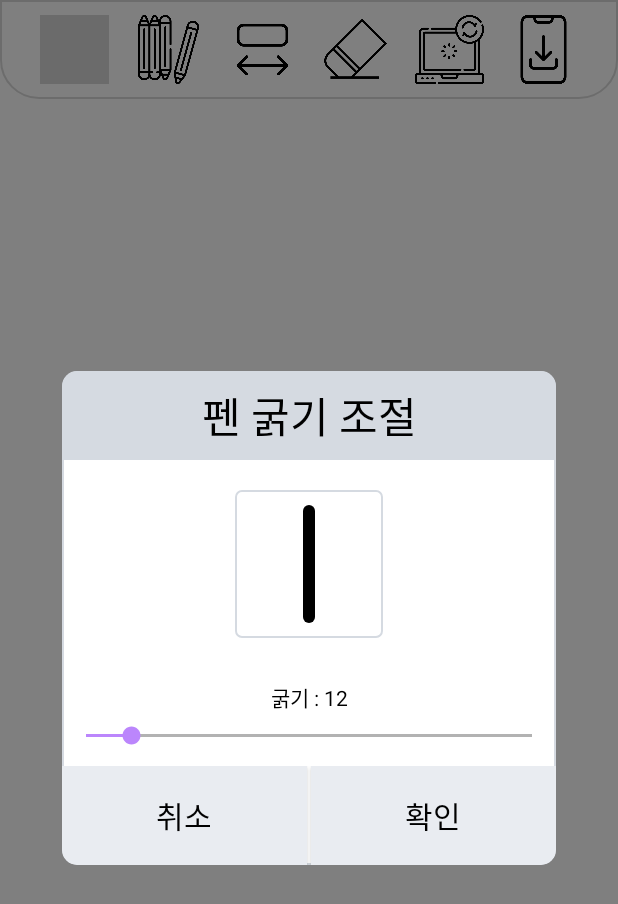
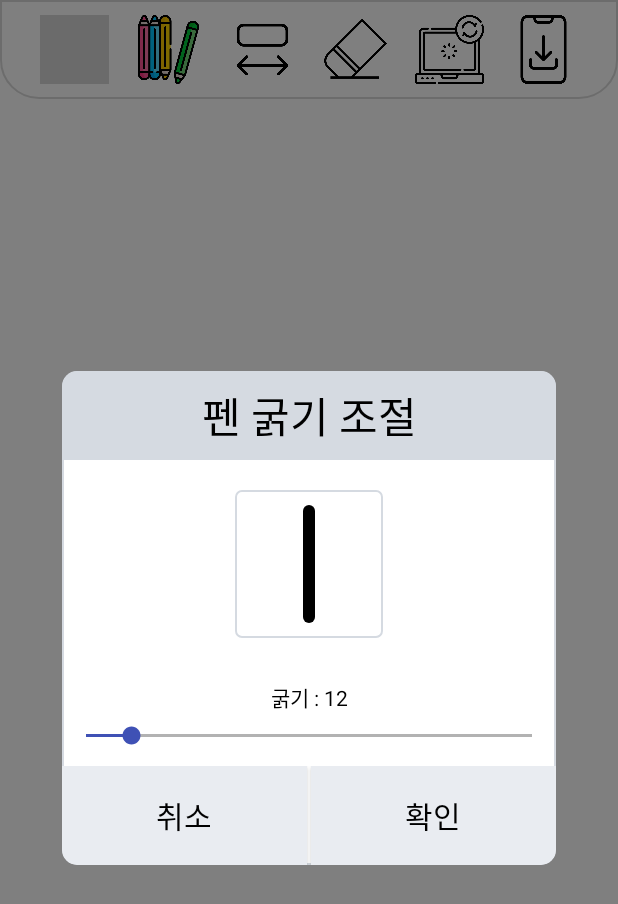
Before and after one commit to twaun95/Signature, an Android app: the screen it shows after launch (MainActivity), after a tap on an icon or button, on a phone screen of 412 x 824 dp. Shown: the top 904 px of the screen. Run offline under Robolectric (Android 15) with nearby library versions, the phone set to English and light mode, and no system bars; our stand-ins replace data binding; 2 other taps on this screen came first.

Commit message:
컨트롤바 상태에 따른 아이콘

```diff
--- /dev/null
+++ b/app/src/main/java/com/twaun95/signature/presentation/model/ToggledState.kt
@@ -0,0 +1,8 @@
+package com.twaun95.signature.presentation.model
+
+enum class ToggledState {
+    IDLE,
+    BACKGROUND_COLOR,
+    PEN_COLOR,
+    ERASER
+}
--- a/app/src/main/java/com/twaun95/signature/presentation/ui/main/MainActivityViewModel.kt
+++ b/app/src/main/java/com/twaun95/signature/presentation/ui/main/MainActivityViewModel.kt
@@ -2,12 +2,12 @@ package com.twaun95.signature.presentation.ui.main
 
 import androidx.lifecycle.MutableLiveData
 import androidx.lifecycle.ViewModel
+import com.twaun95.signature.presentation.model.ToggledState
 
 class MainActivityViewModel : ViewModel() {
+    val toggledState by lazy { MutableLiveData(ToggledState.IDLE) }
 
-    val isErasingMode by lazy { MutableLiveData(false) }
-
-    fun toggleEraser() {
-        isErasingMode.value = isErasingMode.value == false
+    fun toggle(state: ToggledState) {
+        toggledState.value = state
     }
 }
--- a/app/src/main/java/com/twaun95/signature/presentation/utils/ImageSaveHandler.kt
+++ b/app/src/main/java/com/twaun95/signature/presentation/utils/ImageSaveHandler.kt
@@ -10,7 +10,7 @@ import android.os.Environment
 import androidx.appcompat.app.AppCompatActivity
 import androidx.core.app.ActivityCompat
 import androidx.core.content.ContextCompat
-import com.twaun95.signature.presentation.utils.toast.Toast
+import com.twaun95.signature.presentation.utils.toast.CustomToast
 import java.io.File
 import java.io.FileOutputStream
 
@@ -47,14 +47,14 @@ object ImageSaveHandler {
                         Uri.parse("file://" + Environment.getExternalStorageDirectory())
                     )
                 )
-                Toast.show(context, MESSAGE_SUCCESS)
+                CustomToast.show(context, MESSAGE_SUCCESS)
                 return
             } catch (e: Exception) {
                 e.printStackTrace()
             }
         }
 
-        Toast.show(context, MESSAGE_FAIL)
+        CustomToast.show(context, MESSAGE_FAIL)
     }
 
     fun checkPermission(activity: AppCompatActivity, permission: String): Boolean {
--- a/app/src/main/java/com/twaun95/signature/presentation/utils/dialog/WidthPickerDialog.kt
+++ b/app/src/main/java/com/twaun95/signature/presentation/utils/dialog/WidthPickerDialog.kt
@@ -9,9 +9,9 @@ import com.twaun95.signature.presentation.extensions.setOnSingleClickListener
 class WidthPickerDialog(
     private val currentWidth: Float,
     private val currentColor: Int,
+    private var onDismissListener: (()->Unit)? = null,
     private var listener: WidthPickerListener
 ) : BaseDialog<FragmentDialogPenWidthBinding>(R.layout.fragment_dialog_pen_width){
-
 
     private var penWidth = currentWidth
 
@@ -29,6 +29,19 @@ class WidthPickerDialog(
 
     override fun setEvent() {
         super.setEvent()
+        binding.layoutRoot.setOnSingleClickListener {
+            onDismissListener?.invoke()
+            dismiss()
+        }
+        binding.btnCancel.setOnSingleClickListener {
+            onDismissListener?.invoke()
+            dismiss()
+        }
+        binding.btnComplete.setOnSingleClickListener {
+            onDismissListener?.invoke()
+            listener.setWidth(penWidth)
+            dismiss()
+        }
 
         binding.seekBar.apply {
             setOnSeekBarChangeListener(object : SeekBar.OnSeekBarChangeListener{
@@ -37,36 +50,25 @@ class WidthPickerDialog(
                     binding.preViewPen.onWidthChanged(progress)
                 }
 
-                override fun onStartTrackingTouch(seekBar: SeekBar?) {
-                }
+                override fun onStartTrackingTouch(seekBar: SeekBar?) {}
 
                 override fun onStopTrackingTouch(seekBar: SeekBar) {
                     penWidth =  seekBar.progress.toFloat()
                 }
             })
         }
-
-
-        binding.btnCancel.setOnSingleClickListener {
-            dismiss()
-        }
-        binding.btnComplete.setOnSingleClickListener {
-            listener.setWidth(penWidth)
-            dismiss()
-        }
     }
 
     companion object {
-
         private const val TAG = "WidthPickerDialog"
-
         fun show(
             fragmentManager: FragmentManager,
             currentWidth: Float,
             currentColor: Int,
+            onDismissListener: (()->Unit)? = null,
             listener: WidthPickerListener
         ) {
-            return WidthPickerDialog(currentWidth, currentColor, listener)
+            return WidthPickerDialog(currentWidth, currentColor, onDismissListener, listener)
                 .show(fragmentManager, TAG)
         }
     }
--- a/app/src/main/java/com/twaun95/signature/presentation/utils/toast/Toast.kt
+++ b/app/src/main/java/com/twaun95/signature/presentation/utils/toast/CustomToast.kt
@@ -9,7 +9,7 @@ import com.twaun95.signature.R
 import com.twaun95.signature.databinding.ViewToastBinding
 import com.twaun95.signature.presentation.extensions.toPx
 
-object Toast {
+object CustomToast {
 
     fun show(context: Context, message: String, toastDuration : Int = Toast.LENGTH_SHORT) {
         val binding: ViewToastBinding =
--- a/app/src/main/res/drawable/background_toast.xml
+++ b/app/src/main/res/drawable/background_toast.xml
@@ -1,6 +1,6 @@
 <?xml version="1.0" encoding="utf-8"?>
 <shape android:shape="rectangle" xmlns:android="http://schemas.android.com/apk/res/android">
     <solid android:color="@color/toast_background"/>
-    <stroke android:color="@color/toast_border" android:width="1dp"/>
+    <stroke android:color="@color/primary" android:width="1dp"/>
     <corners android:radius="50dp"/>
 </shape>
--- a/app/src/main/res/layout/activity_main.xml
+++ b/app/src/main/res/layout/activity_main.xml
@@ -10,6 +10,8 @@
             type="com.twaun95.signature.presentation.ui.main.MainActivityViewModel" />
 
         <import type="com.twaun95.signature.presentation.utils.drawable.DrawableStateHandler" />
+
+        <import type="com.twaun95.signature.presentation.model.ToggledState" />
     </data>
 
     <androidx.constraintlayout.widget.ConstraintLayout
@@ -40,11 +42,12 @@
             app:layout_constraintStart_toStartOf="parent"
             app:layout_constraintTop_toTopOf="parent">
 
-            <androidx.appcompat.widget.AppCompatButton
+            <androidx.appcompat.widget.AppCompatRadioButton
                 android:id="@+id/button_update_background"
                 android:layout_width="0dp"
                 android:layout_height="0dp"
-                android:background="@{DrawableStateHandler.INSTANCE.getPressedDrawable(@drawable/update_background_default, @drawable/update_background_pressed)}"
+                android:background="@{DrawableStateHandler.INSTANCE.getCheckDrawable(@drawable/update_background_default, @drawable/update_background_pressed)}"
+                android:checked="@{viewModel.toggledState==ToggledState.BACKGROUND_COLOR}"
                 app:layout_constraintBottom_toBottomOf="parent"
                 app:layout_constraintDimensionRatio="1"
                 app:layout_constraintEnd_toStartOf="@+id/button_update_pen_color"
@@ -53,11 +56,12 @@
                 app:layout_constraintTop_toTopOf="parent"
                 tools:background="@drawable/update_background_default" />
 
-            <androidx.appcompat.widget.AppCompatButton
+            <androidx.appcompat.widget.AppCompatRadioButton
                 android:id="@+id/button_update_pen_color"
                 android:layout_width="0dp"
                 android:layout_height="0dp"
-                android:background="@{DrawableStateHandler.INSTANCE.getPressedDrawable(@drawable/update_pen_color_default, @drawable/update_pen_color_checked)}"
+                android:background="@{DrawableStateHandler.INSTANCE.getCheckDrawable(@drawable/update_pen_color_default, @drawable/update_pen_color_checked)}"
+                android:checked="@{viewModel.toggledState==ToggledState.PEN_COLOR}"
                 app:layout_constraintBottom_toBottomOf="parent"
                 app:layout_constraintDimensionRatio="W, 1"
                 app:layout_constraintEnd_toStartOf="@+id/button_update_width"
@@ -78,11 +82,12 @@
                 app:layout_constraintStart_toEndOf="@+id/button_update_pen_color"
                 app:layout_constraintTop_toTopOf="parent" />
 
-            <androidx.appcompat.widget.AppCompatButton
+            <androidx.appcompat.widget.AppCompatRadioButton
                 android:id="@+id/button_eraser"
                 android:layout_width="0dp"
                 android:layout_height="0dp"
-                android:background="@{DrawableStateHandler.INSTANCE.getPressedDrawable(@drawable/eraser_off, @drawable/eraser_on)}"
+                android:background="@{DrawableStateHandler.INSTANCE.getCheckDrawable(@drawable/eraser_off, @drawable/eraser_on)}"
+                android:checked="@{viewModel.toggledState==ToggledState.ERASER}"
                 app:layout_constraintBottom_toBottomOf="parent"
                 app:layout_constraintDimensionRatio="1"
                 app:layout_constraintEnd_toStartOf="@+id/button_reset"
--- a/app/src/main/res/layout/fragment_dialog_pen_width.xml
+++ b/app/src/main/res/layout/fragment_dialog_pen_width.xml
@@ -14,6 +14,8 @@
 
         <androidx.constraintlayout.widget.ConstraintLayout
             android:id="@+id/layout_root"
+            android:clickable="true"
+            android:focusable="true"
             android:layout_width="match_parent"
             android:layout_height="match_parent">
 
--- a/app/src/main/res/layout/view_toast.xml
+++ b/app/src/main/res/layout/view_toast.xml
@@ -20,9 +20,9 @@
             android:layout_width="wrap_content"
             android:layout_height="36dp"
             android:autoSizeTextType="uniform"
-            android:fontFamily="@font/regular"
+            android:fontFamily="@font/semi_bold"
             android:gravity="center"
-            android:textColor="@color/toast_text"
+            android:textColor="@color/primary"
             app:layout_constraintBottom_toBottomOf="parent"
             app:layout_constraintEnd_toStartOf="@id/ivSample"
             app:layout_constraintHeight_percent="0.7"
--- a/app/src/main/res/values/colors.xml
+++ b/app/src/main/res/values/colors.xml
@@ -8,8 +8,8 @@
     <color name="black">#FF000000</color>
     <color name="white">#FFFFFFFF</color>
 
-    <color name="primary">#FFBB86FC</color>
-    <color name="primary_variant">#FFBB86FC</color>
+    <color name="primary">#3F51B5</color>
+    <color name="primary_variant">#5163C8</color>
 
     <color name="secondary">#FFBB86FC</color>
     <color name="secondary_variant">#FFBB86FC</color>
--- a/app/src/main/res/values/strings.xml
+++ b/app/src/main/res/values/strings.xml
@@ -3,9 +3,10 @@
     <string name="confirm">선택완료</string>
     <string name="cancel">취소</string>
 
-    <string name="dialog_title_background_color">주의</string>
-    <string name="dialog_message_background_color">배경화면 색 변경시 그림이 초기화됩니다.\n 변경하시겠습니까?</string>
 
+    <string name="dialog_title_background_color">배경 색상</string>
+    <string name="dialog_message_background_color">배경화면 색 변경시 그림이 초기화됩니다.</string>
+    <string name="dialog_title_pen_color">펜 색상</string>
     <string name="dialog_title_pen_width">펜 굵기 조절</string>
     <string name="dialog_title_eraser_width">지우개 굵기 조절</string>
 
--- a/app/src/main/res/values/themes.xml
+++ b/app/src/main/res/values/themes.xml
@@ -2,17 +2,18 @@
     <!-- Base application theme. -->
     <style name="Theme.Signature" parent="Theme.MaterialComponents.DayNight.NoActionBar">
         <!-- Primary brand color. -->
-        <item name="colorPrimary">@color/purple_500</item>
-        <item name="colorPrimaryVariant">@color/purple_700</item>
+        <item name="colorPrimary">@color/primary</item>
+        <item name="colorPrimaryVariant">@color/primary_variant</item>
         <item name="colorOnPrimary">@color/white</item>
         <!-- Secondary brand color. -->
-        <item name="colorSecondary">@color/teal_200</item>
-        <item name="colorSecondaryVariant">@color/teal_700</item>
+        <item name="colorSecondary">@color/secondary</item>
+        <item name="colorSecondaryVariant">@color/secondary_variant</item>
         <item name="colorOnSecondary">@color/black</item>
         <!-- Status bar color. -->
         <item name="android:statusBarColor" tools:targetApi="l">?attr/colorPrimaryVariant</item>
         <!-- Customize your theme here. -->
         <item name="buttonStyle">@style/Theme.Signature.DefaultButton</item>
+        <item name="radioButtonStyle">@style/Theme.Signature.RadioButton</item>
     </style>
 
     <style name="Theme.Signature.DefaultButton" parent="Widget.AppCompat.Button.Borderless">
@@ -21,11 +22,13 @@
     </style>
 
     <style name="my_dialog" parent="Theme.AppCompat.Dialog">
-
         <item name="android:windowIsFloating">false</item>
         <item name="android:windowFullscreen">false</item>
         <item name="android:windowBackground">@android:color/transparent</item>
         <item name="android:backgroundDimEnabled">false</item>
+    </style>
 
+    <style name="Theme.Signature.RadioButton" parent="Widget.AppCompat.CompoundButton.RadioButton">
+        <item name="android:button">@null</item>
     </style>
 </resources>
```
Also changed, not shown: app/src/main/java/com/twaun95/signature/presentation/ui/main/MainActivity.kt (+31 -12 lines), app/src/main/java/com/twaun95/signature/presentation/utils/dialog/ColorPickerDialog.kt (+6 -2 lines), app/src/main/java/com/twaun95/signature/presentation/utils/dialog/CommonDialog.kt (+6 -2 lines), app/src/main/java/com/twaun95/signature/presentation/utils/dialog/EraserDialog.kt (+4 -5 lines), app/src/main/java/com/twaun95/signature/presentation/utils/dialog/MyColorPickerDialog.kt (added, +77 -0 lines), app/src/main/res/layout/fragment_dialog_color_picker.xml (added, +91 -0 lines), app/src/main/res/layout/fragment_dialog_eraser.xml (+1 -18 lines).
